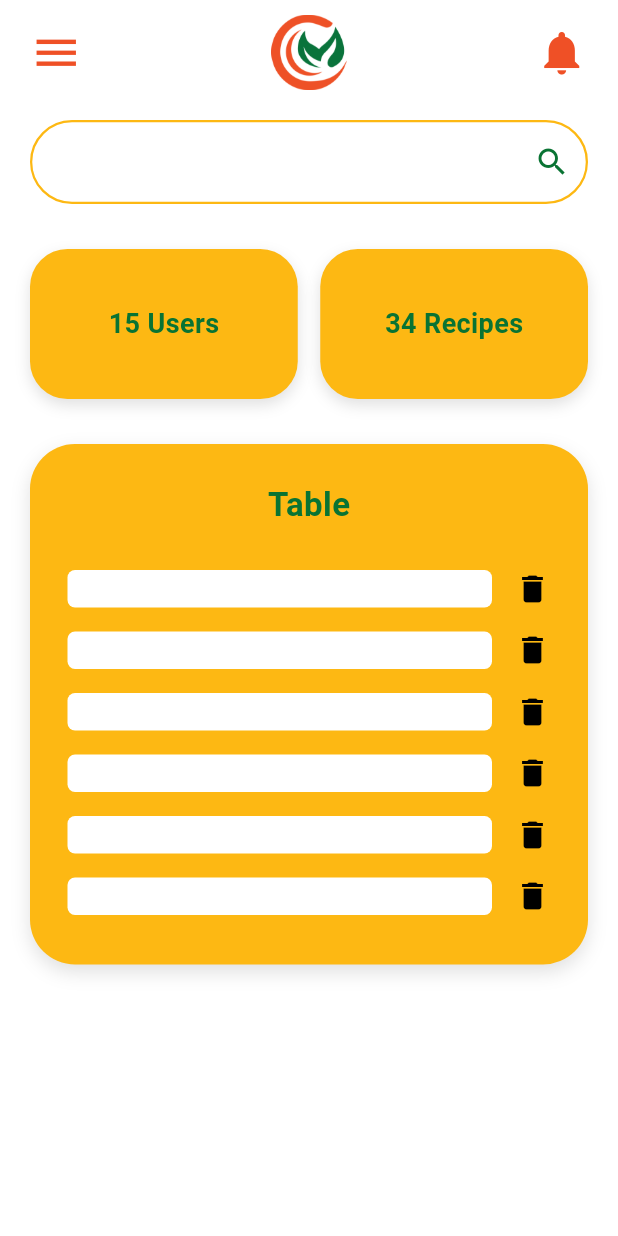
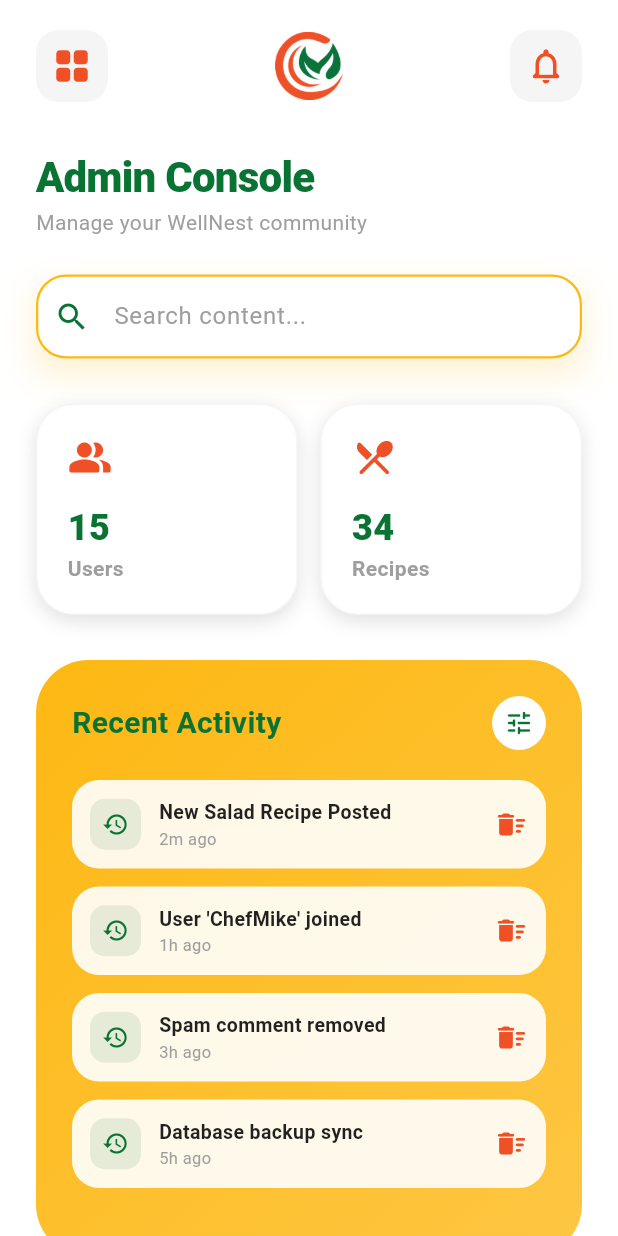
Before and after one commit to kokoab/WellNest---New, a Flutter app: the screen it shows after launch, on a phone screen of 412 x 824 dp. Run offline on Flutter 3.47's test engine with Material 3 defaults, Android fonts, the phone set to English and light mode, and no system bars.

Commit message:
Admin UI changes

```diff
--- a/frontend/src/lib/screens/admin_dashboard.dart
+++ b/frontend/src/lib/screens/admin_dashboard.dart
@@ -3,10 +3,11 @@ import 'package:flutter/material.dart';
 class AdminDashboard extends StatelessWidget {
   const AdminDashboard({super.key});
 
-  // Brand Colors matching your design
+  // Brand Colors
   static const Color wellGreen = Color(0xFF097333);
   static const Color nestOrange = Color(0xFFEF5026);
   static const Color accentYellow = Color(0xFFFDB813);
+  static const Color lightGrey = Color(0xFFF5F5F5);
 
   @override
   Widget build(BuildContext context) {
@@ -14,72 +15,119 @@ class AdminDashboard extends StatelessWidget {
       backgroundColor: Colors.white,
       body: SafeArea(
         child: SingleChildScrollView(
-          padding: const EdgeInsets.symmetric(horizontal: 20),
+          padding: const EdgeInsets.symmetric(horizontal: 24),
           child: Column(
+            crossAxisAlignment: CrossAxisAlignment.start,
             children: [
-              const SizedBox(height: 10),
-              // --- TOP BAR ---
+              const SizedBox(height: 20),
+
+              // --- APP BAR ---
               Row(
                 mainAxisAlignment: MainAxisAlignment.spaceBetween,
                 children: [
-                  const Icon(Icons.menu, color: nestOrange, size: 35),
-                  Image.asset('lib/assets/images/logo1.png', height: 50),
-                  const Icon(Icons.notifications, color: nestOrange, size: 35),
+                  _buildIconButton(Icons.grid_view_rounded),
+                  Image.asset('lib/assets/images/logo1.png', height: 45),
+                  _buildIconButton(Icons.notifications_none_rounded),
                 ],
               ),
-              const SizedBox(height: 20),
+
+              const SizedBox(height: 30),
+
+              // --- WELCOME TEXT ---
+              const Text(
+                "Admin Console",
+                style: TextStyle(
+                  fontSize: 28,
+                  fontWeight: FontWeight.w800,
+                  color: wellGreen,
+                  letterSpacing: -0.5,
+                ),
+              ),
+              const Text(
+                "Manage your WellNest community",
+                style: TextStyle(fontSize: 14, color: Colors.grey),
+              ),
+
+              const SizedBox(height: 25),
 
               // --- SEARCH BAR ---
-              TextField(
-                decoration: InputDecoration(
-                  suffixIcon: const Icon(Icons.search, color: wellGreen),
-                  enabledBorder: OutlineInputBorder(
-                    borderRadius: BorderRadius.circular(30),
-                    borderSide: const BorderSide(color: accentYellow, width: 1.5),
+              Container(
+                decoration: BoxDecoration(
+                  boxShadow: [
+                    BoxShadow(
+                      color: accentYellow.withOpacity(0.2),
+                      blurRadius: 20,
+                      offset: const Offset(0, 10),
+                    ),
+                  ],
+                ),
+                child: TextField(
+                  decoration: InputDecoration(
+                    hintText: "Search content...",
+                    hintStyle: const TextStyle(color: Colors.grey),
+                    prefixIcon: const Icon(Icons.search, color: wellGreen),
+                    filled: true,
+                    fillColor: Colors.white,
+                    enabledBorder: OutlineInputBorder(
+                      borderRadius: BorderRadius.circular(20),
+                      borderSide: const BorderSide(color: accentYellow, width: 1.5),
+                    ),
+                    focusedBorder: OutlineInputBorder(
+                      borderRadius: BorderRadius.circular(20),
+                      borderSide: const BorderSide(color: nestOrange, width: 2),
+                    ),
                   ),
                 ),
               ),
+
               const SizedBox(height: 30),
 
-              // --- STATISTICS CARDS ---
+              // --- STATISTICS ---
               Row(
                 children: [
-                  Expanded(child: _buildStatCard("15 Users")),
+                  Expanded(child: _buildModernStatCard("Users", "15", Icons.people_alt_rounded)),
                   const SizedBox(width: 15),
-                  Expanded(child: _buildStatCard("34 Recipes")),
+                  Expanded(child: _buildModernStatCard("Recipes", "34", Icons.restaurant_menu_rounded)),
                 ],
               ),
+
               const SizedBox(height: 30),
 
-              // --- DATA TABLE SECTION ---
+              // --- MANAGEMENT TABLE ---
               Container(
                 width: double.infinity,
                 decoration: BoxDecoration(
                   color: accentYellow,
-                  borderRadius: BorderRadius.circular(30),
-                  boxShadow: const [
-                    BoxShadow(color: Colors.black12, blurRadius: 10, offset: Offset(0, 5))
-                  ],
+                  borderRadius: BorderRadius.circular(35),
+                  gradient: LinearGradient(
+                    begin: Alignment.topLeft,
+                    end: Alignment.bottomRight,
+                    colors: [accentYellow, accentYellow.withOpacity(0.8)],
+                  ),
                 ),
-                padding: const EdgeInsets.all(25),
+                padding: const EdgeInsets.all(24),
                 child: Column(
                   children: [
-                    const Text(
-                      'Table',
-                      style: TextStyle(
-                        fontSize: 22,
-                        fontWeight: FontWeight.bold,
-                        color: wellGreen
-                      ),
+                    Row(
+                      mainAxisAlignment: MainAxisAlignment.spaceBetween,
+                      children: [
+                        const Text(
+                          'Recent Activity',
+                          style: TextStyle(fontSize: 20, fontWeight: FontWeight.bold, color: wellGreen),
+                        ),
+                        Container(
+                          padding: const EdgeInsets.all(8),
+                          decoration: const BoxDecoration(color: Colors.white, shape: BoxShape.circle),
+                          child: const Icon(Icons.tune_rounded, size: 20, color: wellGreen),
+                        ),
+                      ],
                     ),
                     const SizedBox(height: 20),
-                    // Generated Table Rows
-                    _buildTableRow("User Content Example 1"),
-                    _buildTableRow("User Content Example 2"),
-                    _buildTableRow("User Content Example 3"),
-                    _buildTableRow("User Content Example 4"),
-                    _buildTableRow("User Content Example 5"),
-                    _buildTableRow("User Content Example 6"),
+                    _buildModernTableRow("New Salad Recipe Posted", "2m ago"),
+                    _buildModernTableRow("User 'ChefMike' joined", "1h ago"),
+                    _buildModernTableRow("Spam comment removed", "3h ago"),
+                    _buildModernTableRow("Database backup sync", "5h ago"),
+                    const SizedBox(height: 10),
                   ],
                 ),
               ),
@@ -91,51 +139,70 @@ class AdminDashboard extends StatelessWidget {
     );
   }
 
-  // Helper for "15 Users" and "34 Recipes" boxes
-  Widget _buildStatCard(String label) {
+  // --- HELPER METHODS (Placed inside the class) ---
+
+  Widget _buildIconButton(IconData icon) {
     return Container(
-      height: 100,
+      padding: const EdgeInsets.all(10),
       decoration: BoxDecoration(
-        color: accentYellow,
+        color: lightGrey,
+        borderRadius: BorderRadius.circular(15),
+      ),
+      child: Icon(icon, color: nestOrange, size: 28),
+    );
+  }
+
+  Widget _buildModernStatCard(String title, String value, IconData icon) {
+    return Container(
+      padding: const EdgeInsets.all(20),
+      decoration: BoxDecoration(
+        color: Colors.white,
         borderRadius: BorderRadius.circular(25),
+        border: Border.all(color: lightGrey),
         boxShadow: const [
-          BoxShadow(color: Colors.black12, blurRadius: 8, offset: Offset(0, 4))
+          BoxShadow(color: Colors.black12, blurRadius: 10, offset: Offset(0, 4)),
         ],
       ),
-      alignment: Alignment.center,
-      child: Text(
-        label,
-        style: const TextStyle(
-          fontSize: 18,
-          fontWeight: FontWeight.bold,
-          color: wellGreen
-        ),
+      child: Column(
+        crossAxisAlignment: CrossAxisAlignment.start,
+        children: [
+          Icon(icon, color: nestOrange, size: 30),
+          const SizedBox(height: 15),
+          Text(value, style: const TextStyle(fontSize: 24, fontWeight: FontWeight.w900, color: wellGreen)),
+          Text(title, style: const TextStyle(fontSize: 14, color: Colors.grey, fontWeight: FontWeight.w600)),
+        ],
       ),
     );
   }
 
-  // Helper for the rows inside the Table
-  Widget _buildTableRow(String content) {
-    return Padding(
-      padding: const EdgeInsets.symmetric(vertical: 8),
+  Widget _buildModernTableRow(String title, String time) {
+    return Container(
+      margin: const EdgeInsets.only(bottom: 12),
+      padding: const EdgeInsets.all(12),
+      decoration: BoxDecoration(
+        color: Colors.white.withOpacity(0.9),
+        borderRadius: BorderRadius.circular(18),
+      ),
       child: Row(
         children: [
+          Container(
+            padding: const EdgeInsets.all(8),
+            decoration: BoxDecoration(color: wellGreen.withOpacity(0.1), borderRadius: BorderRadius.circular(10)),
+            child: const Icon(Icons.history, size: 18, color: wellGreen),
+          ),
+          const SizedBox(width: 12),
           Expanded(
-            child: Container(
-              height: 25,
-              decoration: BoxDecoration(
-                color: Colors.white,
-                borderRadius: BorderRadius.circular(5),
-              ),
-              alignment: Alignment.centerLeft,
-              padding: const EdgeInsets.symmetric(horizontal: 10),
-              // content could be dynamic from backend
+            child: Column(
+              crossAxisAlignment: CrossAxisAlignment.start,
+              children: [
+                Text(title, style: const TextStyle(fontWeight: FontWeight.bold, fontSize: 13, color: Colors.black87)),
+                Text(time, style: const TextStyle(fontSize: 11, color: Colors.grey)),
+              ],
             ),
           ),
-          const SizedBox(width: 15),
-          const Icon(Icons.delete, color: Colors.black, size: 24),
+          const Icon(Icons.delete_sweep_rounded, color: nestOrange, size: 22),
         ],
       ),
     );
   }
-}
+} // This is the last closing brace for the AdminDashboard class
```
